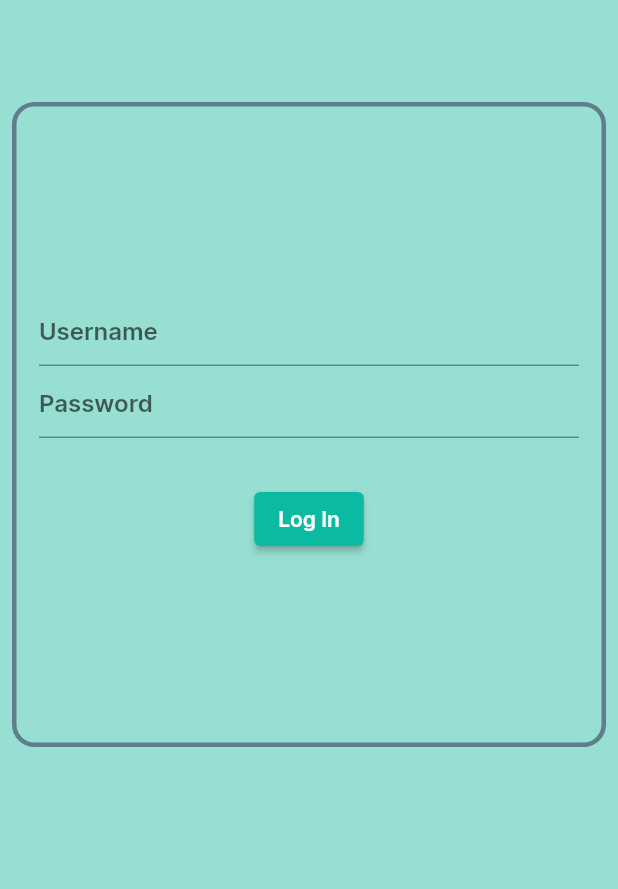
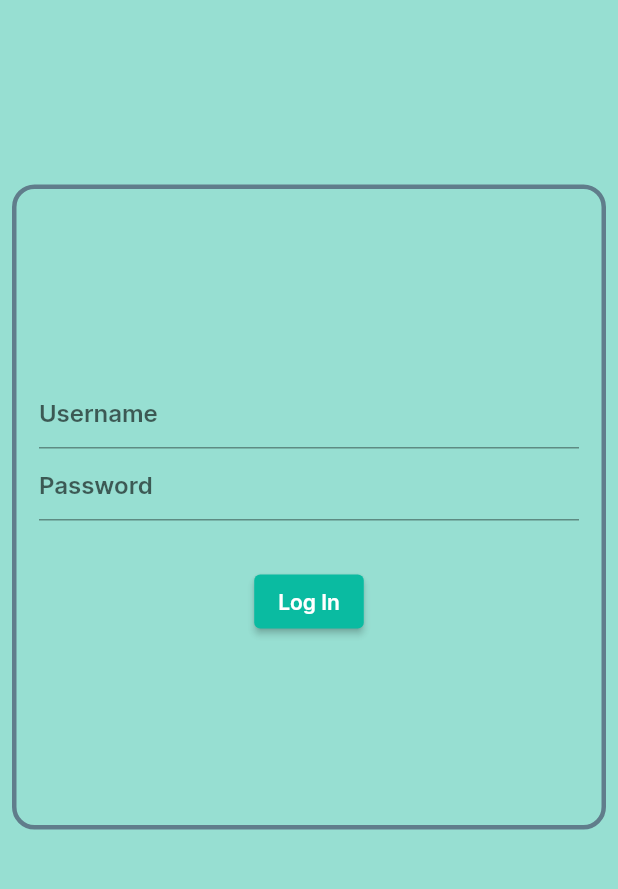
Before and after one commit to bigbarin69/project-flutter, a Flutter app: the screen it shows after launch, after a tap on "Login", on a phone screen of 412 x 824 dp, the part 267-1156 px from its top. Run offline on Flutter 3.47's test engine with Material 2 defaults, Android fonts, the phone set to English and light mode, and no system bars; our stand-ins replace firebase_core, shared_preferences; missing offline and left inert: dart:js_interop; accounts and stored records are empty.

Commit message:
bug fixes + resolution fixes

```diff
--- a/lib/dashboard.dart
+++ b/lib/dashboard.dart
@@ -24,7 +24,7 @@ Future<List<Books>> getbooks() async {
   map['username'] = savedusername;
 
   http.Response response = await http.post(
-    Uri.parse('http://65.2.176.250/get-books'),
+    Uri.parse('https://akashic-api.prathikp.tech/get-books'),
     body: map,
   );
   if (response.statusCode == 200) {
@@ -204,7 +204,7 @@ Future<Books> sendbooks(String bookname, String rating, String status) async {
   map['status'] = status;
 
   http.Response response = await http.post(
-    Uri.parse('http://127.0.0.1:8000/add-books'),
+    Uri.parse('https://akashic-api.prathikp.tech/add-books'),
     body: map,
   );
 
--- a/lib/login.dart
+++ b/lib/login.dart
@@ -21,7 +21,7 @@ Future<Login> createlogin(String username, String password) async {
   map['password'] = password;
 
   http.Response response = await http.post(
-    Uri.parse('http://65.2.176.250/login'),
+    Uri.parse('https://akashic-api.prathikp.tech/login'),
     body: map,
   );
   if (response.statusCode == 200) {
@@ -113,13 +113,18 @@ class _MyLogin extends State<MyLogin> {
               const SizedBox(
                 height: 60.0,
               ),
-              Container(
-                alignment: Alignment.center,
-                padding: const EdgeInsets.all(8),
-                child: (futureLogin == null)
-                    ? buildColumn()
-                    : buildFutureBuilder(),
+              Expanded(
+                child: Container(
+                  alignment: Alignment.center,
+                  padding: const EdgeInsets.all(8),
+                  child: (futureLogin == null)
+                      ? buildColumn()
+                      : buildFutureBuilder(),
+                ),
               ),
+              const SizedBox(
+                height: 30.0,
+              )
             ],
           )),
     );
--- a/lib/main.dart
+++ b/lib/main.dart
@@ -29,6 +29,10 @@ class MyApp extends StatelessWidget {
 
   @override
   Widget build(BuildContext context) {
+    double screenWidth = MediaQuery.of(context).size.width;
+    double screenHeight = MediaQuery.of(context).size.height;
+    double screenPixelratio = MediaQuery.of(context).size.height;
+
     return MaterialApp(
       title: 'Akashic',
       theme: ThemeData(
@@ -50,7 +54,7 @@ class MyApp extends StatelessWidget {
                   title: const Text(
                     'Akashic',
                     style: TextStyle(
-                      fontSize: 40.0,
+                      fontSize: 40,
                       fontFamily: 'Lily',
                       letterSpacing: 1.5,
                     ),
@@ -148,35 +152,46 @@ class MyApp extends StatelessWidget {
                     )
                   ],
                 ),
-                body: Row(
-                  children: <Widget>[
-                    Column(
-                      crossAxisAlignment: CrossAxisAlignment.start,
-                      mainAxisAlignment: MainAxisAlignment.center,
-                      children: <Widget>[
-                        Container(
-                          padding:
-                              const EdgeInsets.fromLTRB(55.0, 20.0, 0, 10.0),
-                          child: const Text(
-                            'Welcome!',
-                            style: TextStyle(fontSize: 40.0),
-                          ),
-                        ),
-                        Container(
-                          padding:
-                              const EdgeInsets.fromLTRB(55.0, 20.0, 0, 10.0),
-                          child: const Text(
-                            'Akashic is a free to use database app that you\ncan use to keep track of any and all books\nyouve read.Over 200,000 books and written material\nall in one location. Sign up today to get access\nto a mega-library at the cost of free!\n',
-                            style: TextStyle(fontSize: 20.0),
-                          ),
-                        ),
-                      ],
-                    )
-                  ],
-                ),
+                body: homeBody(),
               );
             }
           }),
     );
   }
+
+  Row homeBody() {
+    return Row(
+      mainAxisAlignment: MainAxisAlignment.center,
+      children: <Widget>[
+        Expanded(
+          child: Container(
+            padding: const EdgeInsets.only(left: 50.0),
+            alignment: Alignment.center,
+            child: const Column(
+              crossAxisAlignment: CrossAxisAlignment.start,
+              mainAxisAlignment: MainAxisAlignment.center,
+              children: <Widget>[
+                Text(
+                  'Welcome!',
+                  style: TextStyle(fontSize: 40.0),
+                ),
+                SizedBox(
+                  height: 25.0,
+                ),
+                Text(
+                  'Akashic is a free to use database app that you can use to keep track of any and all books youve read. Over 200,000 books and written material all in one location. Sign up today to get access to a mega-library at the cost of free! ',
+                  style: TextStyle(fontSize: 20.0),
+                ),
+              ],
+            ),
+          ),
+        ),
+        const Expanded(
+          child: Image(
+            image: AssetImage('assets/akashic-book.png'),
+          ),
+        )
+      ],
+    );
+  }
 }
--- a/lib/profile.dart
+++ b/lib/profile.dart
@@ -22,7 +22,7 @@ Future<Userprofile> userdetails() async {
   map['username'] = savedusername;
 
   http.Response response = await http.post(
-    Uri.parse('http://65.2.176.250/profile'),
+    Uri.parse('https://akashic-api.prathikp.tech/profile'),
     body: map,
   );
 
--- a/lib/register.dart
+++ b/lib/register.dart
@@ -24,7 +24,7 @@ Future<Register> createregister(String login, String pass, String fullname,
   map['phone'] = phoneno;
 
   http.Response response = await http.post(
-    Uri.parse('http://65.2.176.250/register'),
+    Uri.parse('https://akashic-api.prathikp.tech/register'),
     body: map,
   );
   if (response.statusCode == 200) {
@@ -118,12 +118,17 @@ class _MyRegisterState extends State<MyRegister> {
                 const SizedBox(
                   height: 60.0,
                 ),
-                Container(
-                  alignment: Alignment.center,
-                  child: (futureregister == null)
-                      ? registercont()
-                      : registerreturn(),
+                Expanded(
+                  child: Container(
+                    alignment: Alignment.center,
+                    child: (futureregister == null)
+                        ? registercont()
+                        : registerreturn(),
+                  ),
                 ),
+                const SizedBox(
+                  height: 30.0,
+                )
               ]),
             )));
   }
```
Also changed, not shown: pubspec.yaml (+4 -40 lines), assets/akashic-book.png (added), pubspec.lock, 1 other file.
